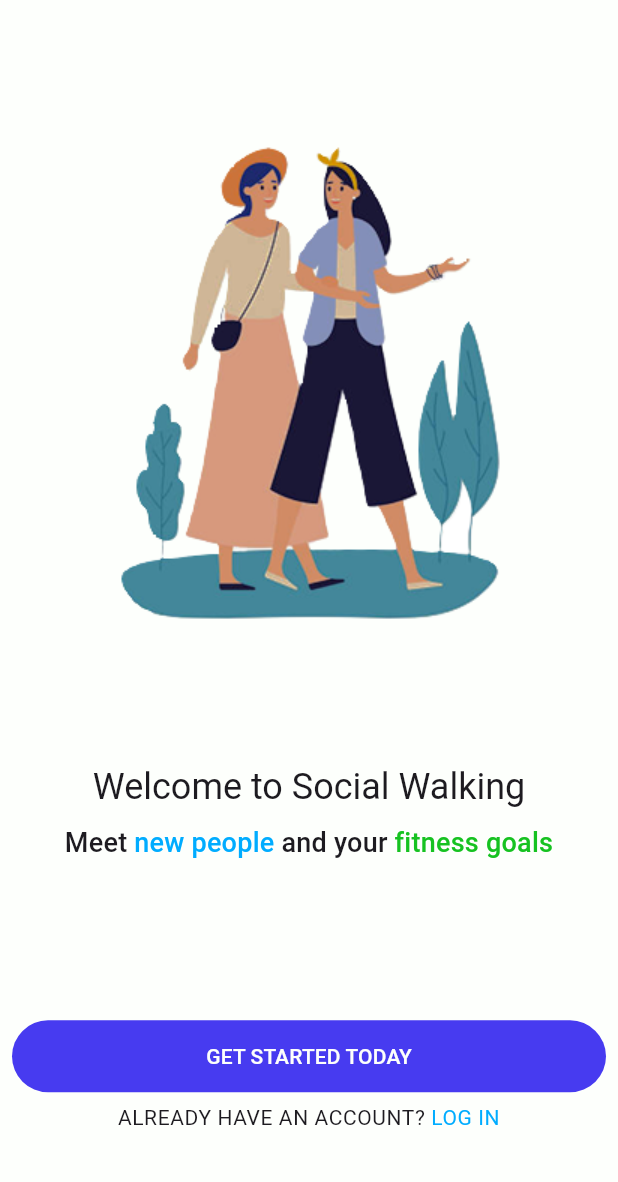
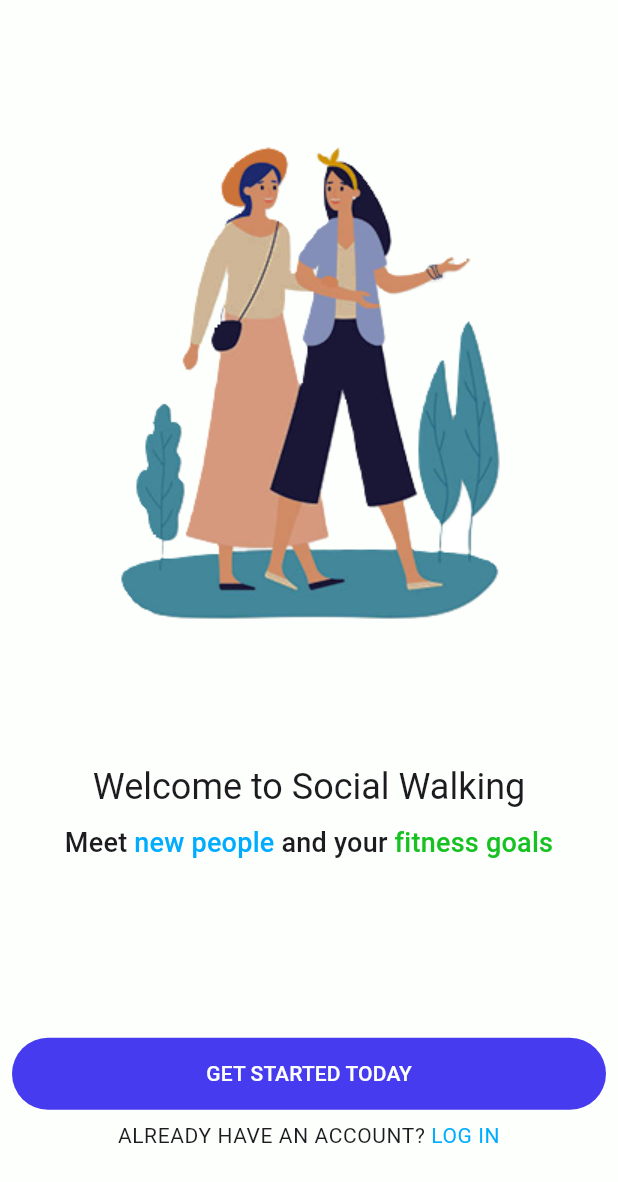
Before and after one commit to HAI-lab-UVA/social-walking-app-v2, a Flutter app: the screen it shows after launch, on a phone screen of 412 x 824 dp. Shown: the top 1182 px of the screen. Run offline on Flutter 3.47's test engine with Material 3 defaults, Android fonts, the phone set to English and light mode, and no system bars; our stand-ins replace cloud_firestore, firebase_auth, firebase_core, flutter_riverpod, go_router, google_fonts and 2 more; accounts and stored records are empty; Roboto replaces fonts that are missing (Alexandria).

Commit message:
welcome screen spacing

```diff
--- a/lib/views/welcome/welcome_screen.dart
+++ b/lib/views/welcome/welcome_screen.dart
@@ -17,7 +17,7 @@ class WelcomeScreen extends StatelessWidget {
             spacing: 8.0,
             children: [
               Flexible(
-                flex: 6,
+                flex: 5,
                 child: Image(image: AssetImage("images/welcome.png")),
               ),
               Text(
@@ -41,7 +41,7 @@ class WelcomeScreen extends StatelessWidget {
                 ),
               ),
 
-              SizedBox(height: 10.0),
+              SizedBox(height: 30.0),
             ],
           ),
         ),
```
